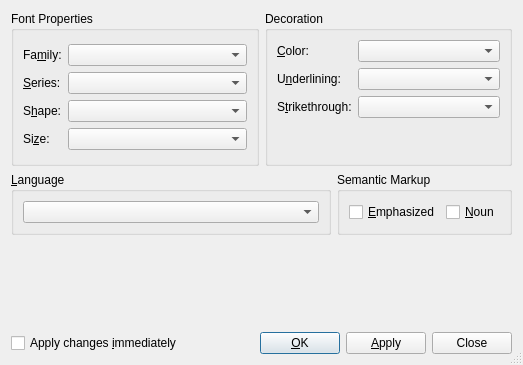
cburschka/lyx, file src/frontends/qt4/ui/CharacterUi.ui: the form before one commit.
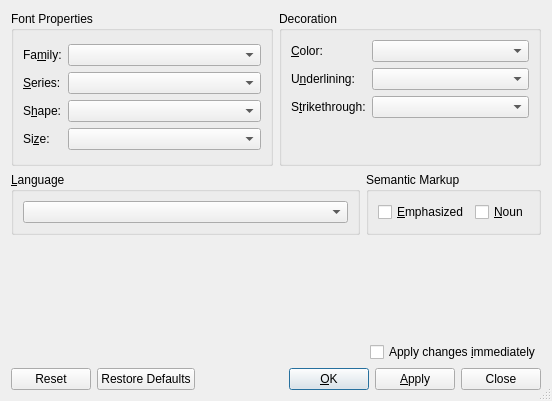
The form after the commit.

Commit message:
GuiCharacter: Add "Reset" and "Restore Defaults" buttons
Addresses #11415

Patch:
```diff
--- a/src/frontends/qt4/ui/CharacterUi.ui
+++ b/src/frontends/qt4/ui/CharacterUi.ui
@@ -6,8 +6,8 @@
    <rect>
     <x>0</x>
     <y>0</y>
-    <width>523</width>
-    <height>365</height>
+    <width>552</width>
+    <height>401</height>
    </rect>
   </property>
   <property name="windowTitle">
@@ -314,6 +314,33 @@
     </spacer>
    </item>
    <item row="3" column="0">
+    <layout class="QHBoxLayout" name="horizontalLayout_3">
+     <item>
+      <spacer name="horizontalSpacer">
+       <property name="orientation">
+        <enum>Qt::Horizontal</enum>
+       </property>
+       <property name="sizeHint" stdset="0">
+        <size>
+         <width>40</width>
+         <height>20</height>
+        </size>
+       </property>
+      </spacer>
+     </item>
+     <item>
+      <widget class="QCheckBox" name="autoapplyCB">
+       <property name="toolTip">
+        <string>Apply each change automatically</string>
+       </property>
+       <property name="text">
+        <string>Apply changes &amp;immediately</string>
+       </property>
+      </widget>
+     </item>
+    </layout>
+   </item>
+   <item row="4" column="0">
     <layout class="QHBoxLayout">
      <property name="spacing">
       <number>6</number>
@@ -331,12 +358,16 @@
       <number>0</number>
      </property>
      <item>
-      <widget class="QCheckBox" name="autoapplyCB">
-       <property name="toolTip">
-        <string>Apply each change automatically</string>
+      <widget class="QPushButton" name="resetPB">
+       <property name="text">
+        <string>Reset</string>
        </property>
+      </widget>
+     </item>
+     <item>
+      <widget class="QPushButton" name="restorePB">
        <property name="text">
-        <string>Apply changes &amp;immediately</string>
+        <string>Restore Defaults</string>
        </property>
       </widget>
      </item>
```
The commit also changes 3 other files.
